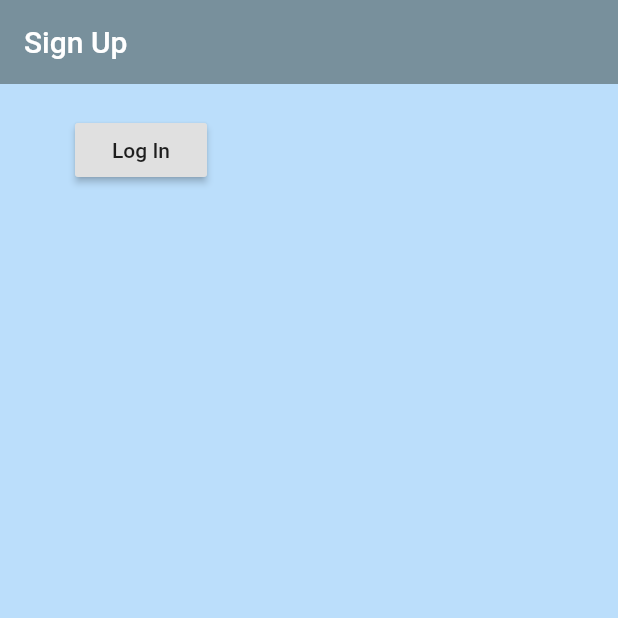
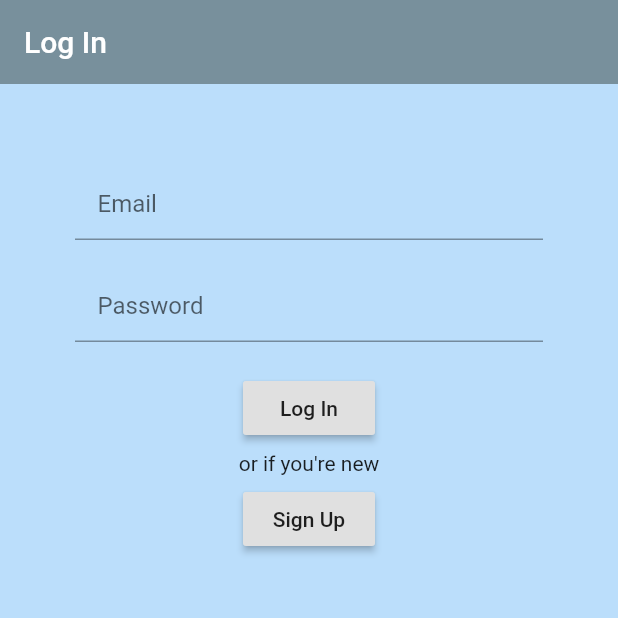
Before and after one commit to UHM-Byte-Me/bowfolios, a Flutter app: the screen it shows after launch, on a phone screen of 412 x 824 dp, the top half of it. Run offline on Flutter 3.47's test engine with Material 2 defaults, Android fonts, the phone set to English and light mode, and no system bars; our stand-ins replace firebase_auth, firebase_core; accounts and stored records are empty.

Commit message:
added email auth

```diff
--- a/lib/screens/authentication/authenticate.dart
+++ b/lib/screens/authentication/authenticate.dart
@@ -1,3 +1,4 @@
+import 'package:bowfolios/screens/authentication/log_in.dart';
 import 'package:bowfolios/screens/authentication/sign_up.dart';
 import 'package:flutter/material.dart';
 
@@ -7,8 +8,24 @@ class Authenticate extends StatefulWidget {
 }
 
 class _AuthenticateState extends State<Authenticate> {
+  bool _showSignUp = false;
+
+  void toggleForm() {
+    setState(() {
+      _showSignUp = !_showSignUp;
+    });
+  }
+
   @override
   Widget build(BuildContext context) {
-    return Container(child: SignUp());
+    if (_showSignUp) {
+      return Container(
+        child: SignUp(toggle: toggleForm),
+      );
+    } else {
+      return Container(
+        child: LogIn(toggle: toggleForm),
+      );
+    }
   }
 }
--- a/lib/screens/authentication/log_in.dart
+++ b/lib/screens/authentication/log_in.dart
@@ -0,0 +1,111 @@
+import 'package:bowfolios/services/auth.dart';
+import 'package:flutter/material.dart';
+
+class LogIn extends StatefulWidget {
+  final Function toggle;
+  LogIn({this.toggle});
+
+  @override
+  _LogInState createState() => _LogInState();
+}
+
+class _LogInState extends State<LogIn> {
+  final _auth = AuthService();
+
+  String _email = "";
+  String _password = "";
+  String _error = "";
+
+  @override
+  Widget build(BuildContext context) {
+    return Scaffold(
+      appBar: AppBar(
+        backgroundColor: Colors.blueGrey[400],
+        elevation: 0.0,
+        title: Text("Log In"),
+      ),
+      backgroundColor: Colors.blue[100],
+      body: Container(
+        padding: EdgeInsets.symmetric(vertical: 20.0, horizontal: 50.0),
+        child: Wrap(
+          children: [
+            Form(
+              child: Column(
+                children: [
+                  SizedBox(
+                    height: 10.0,
+                  ),
+                  Text(
+                    _error,
+                    style: TextStyle(
+                      color: Colors.redAccent,
+                      fontSize: 14.0,
+                    ),
+                  ),
+                  SizedBox(
+                    height: 10.0,
+                  ),
+                  TextFormField(
+                    decoration: InputDecoration(
+                      contentPadding: EdgeInsets.only(
+                          left: 15, bottom: 11, top: 11, right: 15),
+                      hintText: "Email",
+                    ),
+                    onChanged: (value) {
+                      setState(() {
+                        _email = value;
+                      });
+                    },
+                  ),
+                  SizedBox(
+                    height: 20.0,
+                  ),
+                  TextFormField(
+                    decoration: InputDecoration(
+                      contentPadding: EdgeInsets.only(
+                          left: 15, bottom: 11, top: 11, right: 15),
+                      hintText: "Password",
+                    ),
+                    onChanged: (value) {
+                      setState(() {
+                        _password = value;
+                      });
+                    },
+                  ),
+                  SizedBox(
+                    height: 20.0,
+                  ),
+                  RaisedButton(
+                    onPressed: () async {
+                      try {
+                        await _auth.logInWithEmail(_email, _password);
+                      } catch (e) {
+                        setState(() {
+                          _error = e.toString();
+                        });
+                      }
+                    },
+                    child: Text("Log In"),
+                  ),
+                  SizedBox(
+                    height: 5.0,
+                  ),
+                  Text("or if you're new"),
+                  SizedBox(
+                    height: 5.0,
+                  ),
+                  RaisedButton(
+                    onPressed: () {
+                      widget.toggle();
+                    },
+                    child: Text("Sign Up"),
+                  ),
+                ],
+              ),
+            ),
+          ],
+        ),
+      ),
+    );
+  }
+}
--- a/lib/screens/landing.dart
+++ b/lib/screens/landing.dart
@@ -1,9 +1,18 @@
 import 'package:bowfolios/screens/authentication/authenticate.dart';
+import 'package:bowfolios/screens/home/home.dart';
+import 'package:firebase_auth/firebase_auth.dart';
 import 'package:flutter/material.dart';
+import 'package:provider/provider.dart';
 
 class LandingWrapper extends StatelessWidget {
   @override
   Widget build(BuildContext context) {
-    return Authenticate();
+    final user = Provider.of<User>(context);
+    print(user);
+    if (user != null) {
+      return Home();
+    } else {
+      return Authenticate();
+    }
   }
 }
```
Also changed, not shown: lib/screens/authentication/sign_up.dart (+126 -3 lines), lib/services/auth.dart (+20 -6 lines).
